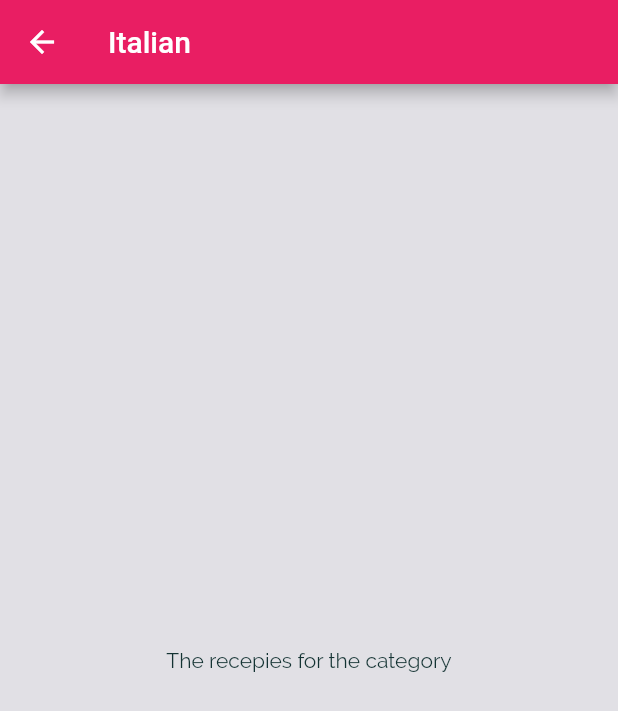
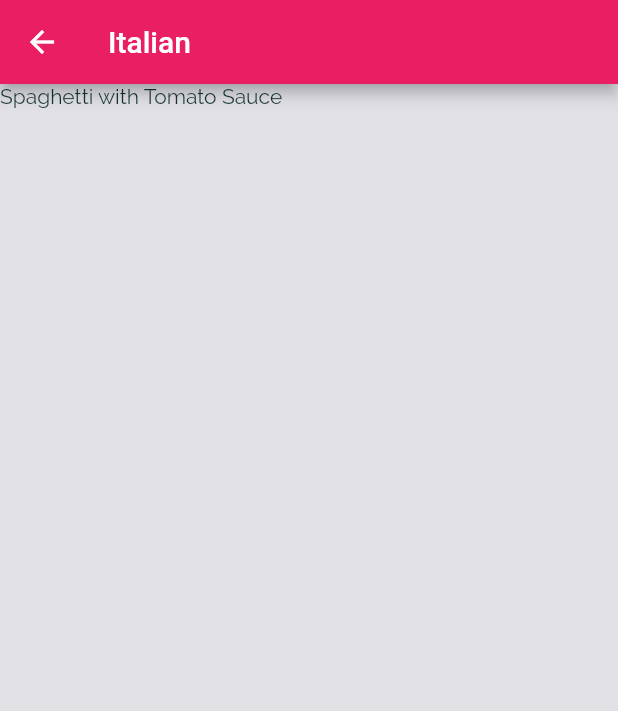
Before and after one commit to Petar81/Serbian-Recipes, a Flutter app: the screen it shows after launch, after a tap on "Italian", on a phone screen of 412 x 824 dp. Shown: the top 711 px of the screen. Run offline on Flutter 3.47's test engine with Material 2 defaults, Android fonts, the phone set to English and light mode, and no system bars.

Commit message:
map dummy meal data IDs to categoryMeals

```diff
--- a/lib/category_meals_screen.dart
+++ b/lib/category_meals_screen.dart
@@ -1,4 +1,6 @@
 import 'package:flutter/material.dart';
+
+import './dummy_data.dart';
 
 class CategoryMealsScreen extends StatelessWidget {
   static const routeName = '/category-meals';
@@ -15,14 +17,20 @@ class CategoryMealsScreen extends StatelessWidget {
     final routeArguments =
         ModalRoute.of(context)!.settings.arguments as Map<String, String>;
     final categoryTitle = routeArguments['title'];
-    // final categoryId = routeArguments['id'];
+    final categoryId = routeArguments['id'];
+    final categoryMeals = dummyMeals.where((meal) {
+      return meal.categories.contains(categoryId);
+    }).toList();
 
     return Scaffold(
       appBar: AppBar(
         title: Text(categoryTitle!),
       ),
-      body: const Center(
-        child: Text('The recepies for the category'),
+      body: ListView.builder(
+        itemBuilder: (ctx, i) {
+          return Text(categoryMeals[i].title);
+        },
+        itemCount: categoryMeals.length,
       ),
     );
   }
```
